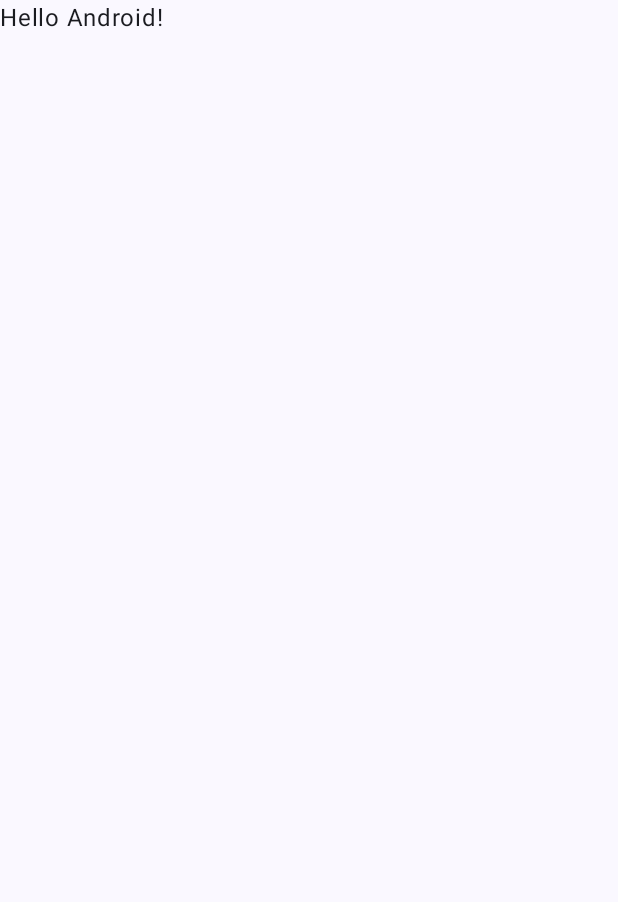
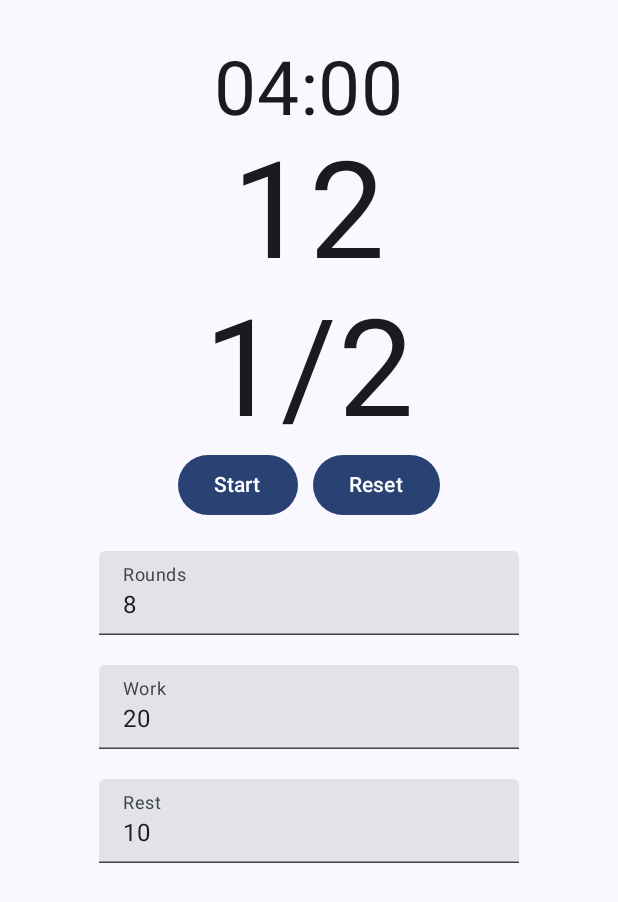
Before and after one commit to wizzardx/MarshallsMetronome, an Android app built with Jetpack Compose: the screen it shows after launch (MainActivity), on a phone screen of 412 x 824 dp. Before the commit the part shown is almost empty. Shown: the top 902 px of the screen. Run offline under Robolectric (Android 15) with nearby library versions, the phone set to English and light mode, and no system bars.

Commit message:
Add basic layout in app.
Also allow using experimental material 3 APIs.

```diff
--- a/app/build.gradle.kts
+++ b/app/build.gradle.kts
@@ -1,3 +1,5 @@
+import org.jetbrains.kotlin.gradle.tasks.KotlinCompile
+
 plugins {
     id("com.android.application")
     id("org.jetbrains.kotlin.android")
@@ -67,3 +69,9 @@ dependencies {
     debugImplementation("androidx.compose.ui:ui-tooling")
     debugImplementation("androidx.compose.ui:ui-test-manifest")
 }
+
+tasks.withType<KotlinCompile>().configureEach {
+    kotlinOptions {
+        freeCompilerArgs += listOf("-Xopt-in=androidx.compose.material3.ExperimentalMaterial3Api")
+    }
+}
--- a/app/src/main/java/com/example/marshallsmetronome/MainActivity.kt
+++ b/app/src/main/java/com/example/marshallsmetronome/MainActivity.kt
@@ -3,13 +3,25 @@ package com.example.marshallsmetronome
 import android.os.Bundle
 import androidx.activity.ComponentActivity
 import androidx.activity.compose.setContent
+import androidx.compose.foundation.layout.Column
+import androidx.compose.foundation.layout.Row
+import androidx.compose.foundation.layout.Spacer
 import androidx.compose.foundation.layout.fillMaxSize
+import androidx.compose.foundation.layout.padding
+import androidx.compose.foundation.layout.width
+import androidx.compose.foundation.text.KeyboardOptions
+import androidx.compose.material3.Button
 import androidx.compose.material3.MaterialTheme
 import androidx.compose.material3.Surface
 import androidx.compose.material3.Text
+import androidx.compose.material3.TextField
 import androidx.compose.runtime.Composable
+import androidx.compose.ui.Alignment
 import androidx.compose.ui.Modifier
+import androidx.compose.ui.text.input.KeyboardType
 import androidx.compose.ui.tooling.preview.Preview
+import androidx.compose.ui.unit.dp
+import androidx.compose.ui.unit.sp
 import com.example.marshallsmetronome.ui.theme.MarshallsMetronomeTheme
 
 class MainActivity : ComponentActivity() {
@@ -18,8 +30,11 @@ class MainActivity : ComponentActivity() {
         setContent {
             MarshallsMetronomeTheme {
                 // A surface container using the 'background' color from the theme
-                Surface(modifier = Modifier.fillMaxSize(), color = MaterialTheme.colorScheme.background) {
-                    Greeting("Android")
+                Surface(
+                    modifier = Modifier.fillMaxSize(),
+                    color = MaterialTheme.colorScheme.background
+                ) {
+                    MarshallsMetronome()
                 }
             }
         }
@@ -27,17 +42,97 @@ class MainActivity : ComponentActivity() {
 }
 
 @Composable
-fun Greeting(name: String, modifier: Modifier = Modifier) {
-    Text(
-        text = "Hello $name!",
+fun MarshallsMetronome(modifier: Modifier = Modifier) {
+
+    // Column of controls, centered:
+
+    Column(
+        horizontalAlignment = Alignment.CenterHorizontally,
         modifier = modifier
-    )
+            .padding(30.dp)
+    ) {
+        // Total time remaining
+        Text(
+            text = "04:00",
+            fontSize = 50.sp,
+            modifier = modifier
+        )
+
+        // Seconds remaining in current round
+        Text(
+            text = "12",
+            fontSize = 90.sp,
+            modifier = modifier
+        )
+
+        // Current round number
+        Text(
+            text = "1/2",
+            fontSize = 90.sp,
+            modifier = modifier
+        )
+
+        // Start/Pause and Reset button, next to each other
+        Row {
+            Button(
+                onClick = {}
+            ) {
+                Text(
+                    text = "Start",
+                    modifier = modifier
+                )
+            }
+
+            Spacer(modifier = modifier.width(10.dp))
+
+            Button(
+                onClick = {}
+            ) {
+                Text(
+                    text = "Reset",
+                    modifier = modifier
+                )
+            }
+        }
+
+        // Configure rounds (eg, 8):
+        TextField(
+            value = "8",
+            onValueChange = {},
+            keyboardOptions = KeyboardOptions(keyboardType = KeyboardType.Number),
+            singleLine = true,
+            label = { Text(text = "Rounds") },
+            modifier = modifier.padding(top = 20.dp),
+        )
+
+        // Configure Work (seconds, eg 20):
+        TextField(
+            value = "20",
+            onValueChange = {},
+            keyboardOptions = KeyboardOptions(keyboardType = KeyboardType.Number),
+            singleLine = true,
+            label = { Text(text = "Work") },
+            modifier = modifier.padding(top = 20.dp),
+        )
+
+        // Configure Rest (seconds, eg 10):
+        TextField(
+            value = "10",
+            onValueChange = {},
+            keyboardOptions = KeyboardOptions(keyboardType = KeyboardType.Number),
+            singleLine = true,
+            label = { Text(text = "Rest") },
+            modifier = modifier.padding(top = 20.dp),
+        )
+
+    }
+
 }
 
-@Preview(showBackground = true)
+@Preview(showSystemUi = true)
 @Composable
-fun GreetingPreview() {
+fun MarshallsMetronomePreview() {
     MarshallsMetronomeTheme {
-        Greeting("Android")
+        MarshallsMetronome()
     }
 }
```
